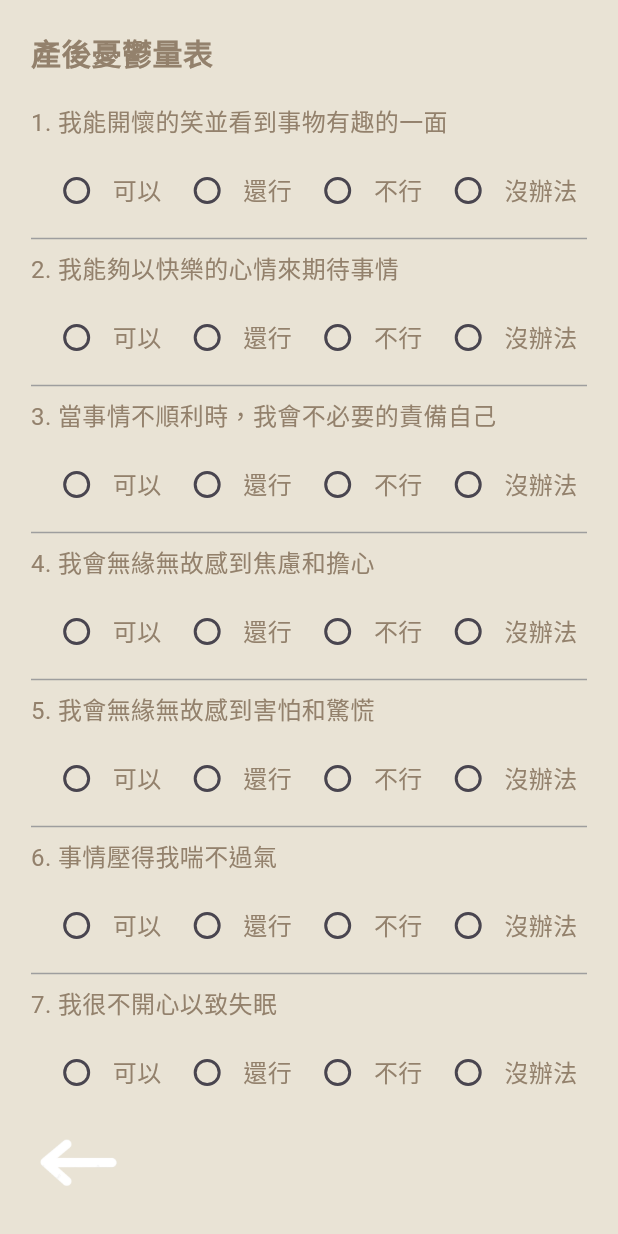
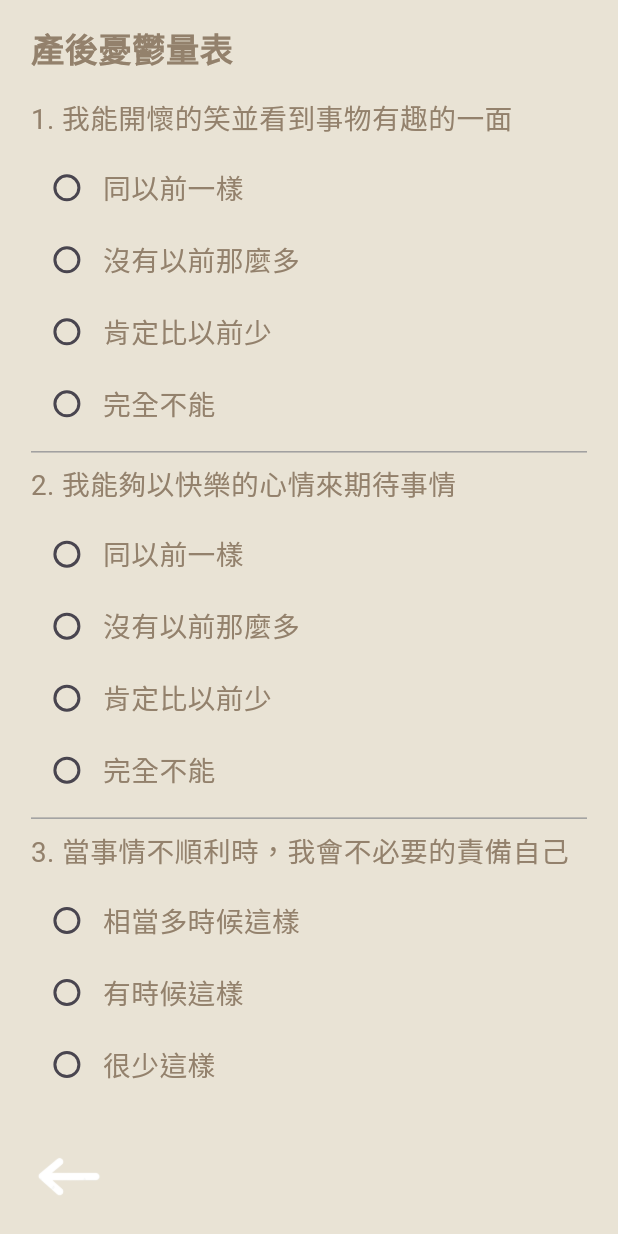
Before and after one commit to 411631277/project, a Flutter app: the MelancholyWidget screen opened directly with empty values, on a phone screen of 412 x 824 dp. Run offline on Flutter 3.47's test engine with Material 3 defaults, Android fonts, the phone set to English and light mode, and no system bars; our stand-ins replace cloud_firestore, firebase_core, logger; accounts and stored records are empty.

Commit message:
2/17 憂鬱問卷優化

```diff
--- a/lib/questionGroup/melancholy.dart
+++ b/lib/questionGroup/melancholy.dart
@@ -6,7 +6,7 @@ import 'dart:math' as math;
 final Logger logger = Logger();
 
 class MelancholyWidget extends StatefulWidget {
-  final String userId; // 接收 userId
+  final String userId;
   const MelancholyWidget({super.key, required this.userId});
 
   @override
@@ -14,9 +14,7 @@ class MelancholyWidget extends StatefulWidget {
 }
 
 class _MelancholyWidgetState extends State<MelancholyWidget> {
-  late final List<int> responses;
   final List<String> questions = [
-    // 提升到類成員
     '我能開懷的笑並看到事物有趣的一面',
     '我能夠以快樂的心情來期待事情',
     '當事情不順利時，我會不必要的責備自己',
@@ -29,15 +27,30 @@ class _MelancholyWidgetState extends State<MelancholyWidget> {
     '我會有傷害自己的想法',
   ];
 
-  @override
-  void initState() {
-    super.initState();
-    responses = List.filled(questions.length, -1); // 根據題目數量初始化
+  final Map<int, List<String>> questionOptions = {
+    0: ["同以前一樣", "沒有以前那麼多", "肯定比以前少", "完全不能"],
+    1: ["同以前一樣", "沒有以前那麼多", "肯定比以前少", "完全不能"],
+    2: ["相當多時候這樣", "有時候這樣", "很少這樣", "沒有這樣"],
+    3: ["相當多時候這樣", "有時候這樣", "很少這樣", "沒有這樣"],
+    4: ["相當多時候這樣", "有時候這樣", "很少這樣", "沒有這樣"],
+    5: ["大多數時候我都不能應付", "有時候我不能像平常時那樣應付得好", "大部分時候我都能像平時那樣應付得好", "我一直都能應付得好"],
+    6: ["相當多時候這樣", "有時候這樣", "很少這樣", "沒有這樣"],
+    7: ["相當多時候這樣", "有時候這樣", "很少這樣", "沒有這樣"],
+    8: ["相當多時候這樣", "有時候這樣", "很少這樣", "沒有這樣"],
+    9: ["相當多時候這樣", "有時候這樣", "很少這樣", "沒有這樣"],
+  };
+
+  final Map<int, String?> answers = {}; // 存使用者選擇的答案
+
+  bool _isAllQuestionsAnswered() {
+    return answers.length == questions.length && !answers.containsValue(null);
   }
 
   @override
   Widget build(BuildContext context) {
     final screenWidth = MediaQuery.of(context).size.width;
+    final screenHeight = MediaQuery.of(context).size.height;
+    final double fontSize = screenWidth * 0.045; // 自適應字體大小
 
     return Scaffold(
       body: Container(
@@ -48,47 +61,44 @@ class _MelancholyWidgetState extends State<MelancholyWidget> {
         child: Column(
           crossAxisAlignment: CrossAxisAlignment.start,
           children: [
-            const SizedBox(height: 20),
-            const Text(
+            SizedBox(height: screenHeight * 0.02),
+            Text(
               '產後憂鬱量表',
               style: TextStyle(
-                fontSize: 20,
+                fontSize: fontSize * 1.2,
                 fontWeight: FontWeight.bold,
-                color: Color.fromRGBO(147, 129, 108, 1),
+                color: const Color.fromRGBO(147, 129, 108, 1),
               ),
             ),
-            const SizedBox(height: 20),
+            SizedBox(height: screenHeight * 0.02),
             Expanded(
               child: ListView.builder(
-                itemCount: questions.length, // 題目數量動態獲取
+                itemCount: questions.length,
                 itemBuilder: (context, index) {
-                  return _buildQuestionRow(index, screenWidth);
+                  return _buildQuestionRow(index, screenWidth, fontSize);
                 },
               ),
             ),
-            const SizedBox(height: 10),
+            SizedBox(height: screenHeight * 0.02),
             Row(
               mainAxisAlignment: MainAxisAlignment.spaceBetween,
               children: [
-                // 返回按鈕
                 GestureDetector(
-                  onTap: () {
-                    Navigator.pop(context);
-                  },
+                  onTap: () => Navigator.pop(context),
                   child: Transform.rotate(
-                    angle: math.pi, // 旋轉 180 度 (弧度制，180 度 = π 弧度)
+                    angle: math.pi,
                     child: Image.asset(
                       'assets/images/back.png',
-                      width: screenWidth * 0.15,
+                      width: screenWidth * 0.12,
                     ),
                   ),
                 ),
-                // 填答完按鈕（所有問題都回答後才會顯示）
-                if (!responses.contains(-1))
+                if (_isAllQuestionsAnswered())
                   ElevatedButton(
                     style: ElevatedButton.styleFrom(
-                      padding: const EdgeInsets.symmetric(
-                          horizontal: 40, vertical: 15),
+                      padding: EdgeInsets.symmetric(
+                          horizontal: screenWidth * 0.08,
+                          vertical: screenHeight * 0.015),
                       backgroundColor: Colors.brown.shade400,
                     ),
                     onPressed: () async {
@@ -100,83 +110,89 @@ class _MelancholyWidgetState extends State<MelancholyWidget> {
                         arguments: widget.userId,
                       );
                     },
-                    child: const Text(
+                    child: Text(
                       "下一步",
-                      style: TextStyle(fontSize: 18, color: Colors.white),
+                      style: TextStyle(
+                        fontSize: fontSize,
+                        color: Colors.white,
+                      ),
                     ),
                   ),
               ],
             ),
-            const SizedBox(height: 20),
+            SizedBox(height: screenHeight * 0.02),
           ],
         ),
       ),
     );
   }
 
-  // 建立題目選項
-  Widget _buildQuestionRow(int questionIndex, double screenWidth) {
-    final List<String> options = ["可以", "還行", "不行", "沒辦法"]; // 選項文字
+  Widget _buildQuestionRow(
+      int questionIndex, double screenWidth, double fontSize) {
+    List<String> options =
+        questionOptions[questionIndex] ?? ["可以", "還行", "不行", "沒辦法"];
 
     return Column(
       crossAxisAlignment: CrossAxisAlignment.start,
       children: [
         Text(
           '${questionIndex + 1}. ${questions[questionIndex]}',
-          style: const TextStyle(
-            fontSize: 16,
-            color: Color.fromRGBO(147, 129, 108, 1),
+          style: TextStyle(
+            fontSize: fontSize,
+            color: const Color.fromRGBO(147, 129, 108, 1),
           ),
         ),
-        const SizedBox(height: 10),
-        Row(
-          mainAxisAlignment: MainAxisAlignment.spaceEvenly,
-          children: List.generate(
-            4, // 選項數量 0, 1, 2, 3
-            (optionIndex) => Row(
+        SizedBox(height: screenWidth * 0.02),
+        Column(
+          children: options.map((option) {
+            return Row(
               children: [
-                Radio<int>(
-                  value: optionIndex,
-                  groupValue: responses[questionIndex],
+                Radio<String>(
+                  value: option,
+                  groupValue: answers[questionIndex],
                   onChanged: (value) {
                     setState(() {
-                      responses[questionIndex] = value!;
+                      answers[questionIndex] = value!;
                     });
                   },
                 ),
-                Text(
-                  options[optionIndex], // 將選項文字顯示
-                  style: const TextStyle(
-                    fontSize: 16,
-                    color: Color.fromRGBO(147, 129, 108, 1),
+                Expanded(
+                  child: Text(
+                    option,
+                    style: TextStyle(
+                      fontSize: fontSize,
+                      color: const Color.fromRGBO(147, 129, 108, 1),
+                    ),
                   ),
                 ),
               ],
-            ),
-          ),
+            );
+          }).toList(),
         ),
-        const Divider(color: Colors.grey), // 分隔線
+        Divider(color: Colors.grey, thickness: 1),
       ],
     );
   }
 
-  Future<bool> _saveAnswersToFirebase() async {
+  Future<void> _saveAnswersToFirebase() async {
     try {
+      final Map<String, String?> formattedAnswers = answers.map(
+        (key, value) => MapEntry(key.toString(), value),
+      );
+
       final CollectionReference userResponses = FirebaseFirestore.instance
           .collection('users')
           .doc(widget.userId)
           .collection("questions");
 
       await userResponses.doc('melancholy').set({
-        'responses': responses,
+        'answers': formattedAnswers,
         'timestamp': FieldValue.serverTimestamp(),
       });
 
-      logger.i("✅ 問卷已成功儲存！");
-      return true;
+      logger.i("✅ 憂鬱量表問卷已成功儲存！");
     } catch (e) {
-      logger.e("❌ 儲存問卷時發生錯誤：$e");
-      return false;
+      logger.e("❌ 儲存憂鬱量表問卷時發生錯誤：$e");
     }
   }
 }
```
